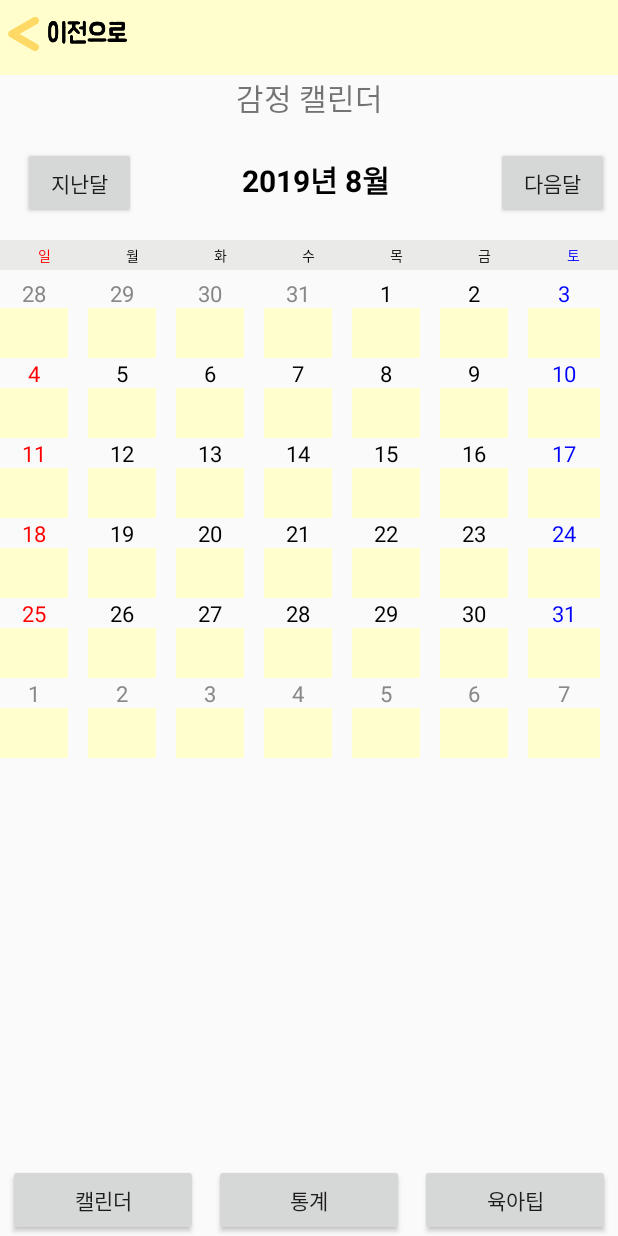
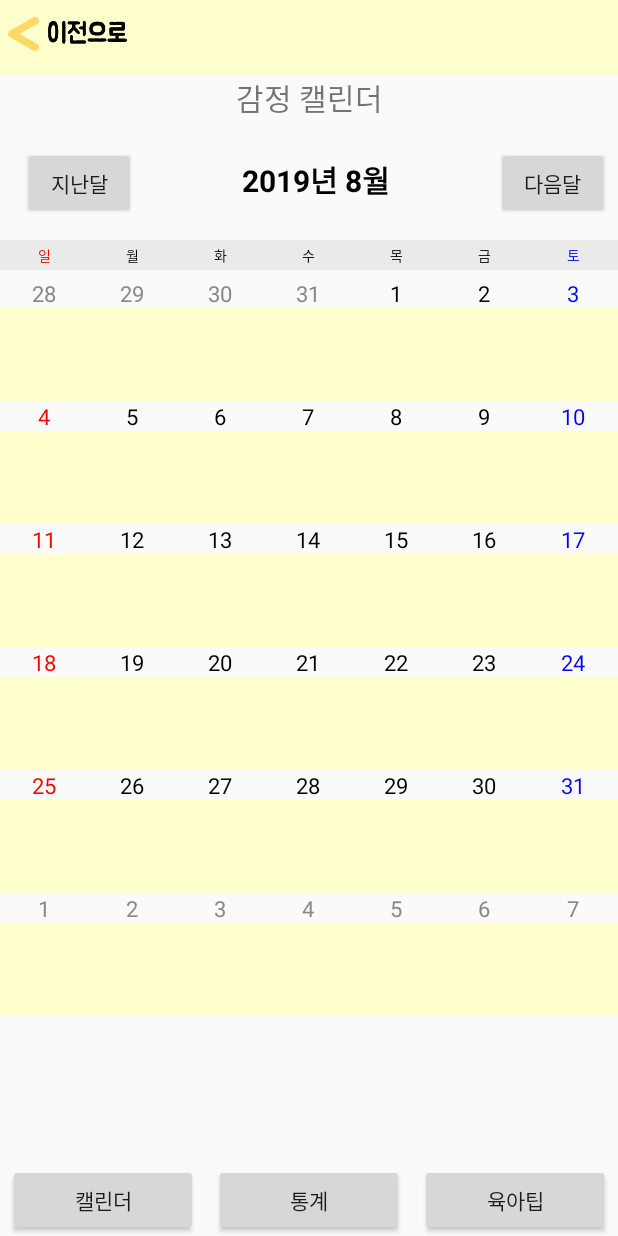
Before and after one commit to an-hyojin/Aran, an Android app: the CalendarFrag screen opened directly, with no data from a screen before it, on a phone screen of 412 x 824 dp. Run offline under Robolectric (Android 15) with nearby library versions, the phone set to English and light mode, and no system bars.

Commit message:
캘린더 수정

```diff
--- a/app/src/main/java/com/example/practice/CalendarAdapter.java
+++ b/app/src/main/java/com/example/practice/CalendarAdapter.java
@@ -109,24 +109,26 @@ public class CalendarAdapter extends BaseAdapter {
         public TextView tvDay;
 
     }
+    // int width랑 height 부분 원래 주석처리 되어있었음.
+    // 원래 주석처리 되어있는 부분이 안드로이드 스크린 사이즈, 해상도,밀도 구하는 코드 이거 수정하면..?
+    // 안드로이드 화면 해상도
 
     private int getCellWidthDP() {
-//      int width = mContext.getResources().getDisplayMetrics().widthPixels;
-        int cellWidth = 480 / 7;
+        int width = mContext.getResources().getDisplayMetrics().widthPixels;
+        int cellWidth = width / 7;
 
         return cellWidth;
     }
 
     private int getRestCellWidthDP() {
-//      int width = mContext.getResources().getDisplayMetrics().widthPixels;
-        int cellWidth = 480 % 7;
+        int width = mContext.getResources().getDisplayMetrics().widthPixels;
+        int cellWidth = width % 7;
 
         return cellWidth;
     }
 
     private int getCellHeightDP() {
-//      int height = mContext.getResources().getDisplayMetrics().widthPixels;
-        int cellHeight = 480 / 6;
+        int cellHeight = (int)(getCellWidthDP()*1.4);
 
         return cellHeight;
     }
--- a/app/src/main/res/layout/calendar.xml
+++ b/app/src/main/res/layout/calendar.xml
@@ -104,10 +104,13 @@
             android:textColor="@color/colorBlue"
             android:textSize="9sp" />
     </LinearLayout>
+
+    <!-- layout_height match_parent로 수정-->
+
     <GridView
     android:id="@+id/gv_calendar_activity_gv_calendar"
     android:layout_width="match_parent"
-        android:layout_height="496dp"
+    android:layout_height="match_parent"
     android:layout_marginTop="5dp"
     android:listSelector="@drawable/gridview_selector"
     android:numColumns="7"
--- a/app/src/main/res/layout/day.xml
+++ b/app/src/main/res/layout/day.xml
@@ -2,9 +2,11 @@
 <LinearLayout xmlns:android="http://schemas.android.com/apk/res/android"
     android:id="@+id/day_cell_ll_background"
     android:layout_width="match_parent"
-    android:layout_height="match_parent"
+    android:layout_height="wrap_content"
     android:orientation="vertical"
-    android:gravity="center_horizontal">
+    android:gravity="center_horizontal"
+    android:layout_weight="1">
+    <!-- layout_weight 추가 -->
 
     <TextView
         android:id="@+id/day_cell_tv_day"
@@ -13,6 +15,8 @@
         android:layout_height="20dp"
         android:gravity="center" />
 
+    <!-- ImageView로 수정-->
+
     <ImageButton
         android:id="@+id/emotion_cell"
         android:layout_width="match_parent"
```
Lines whose indentation alone changed are shown as unchanged.
